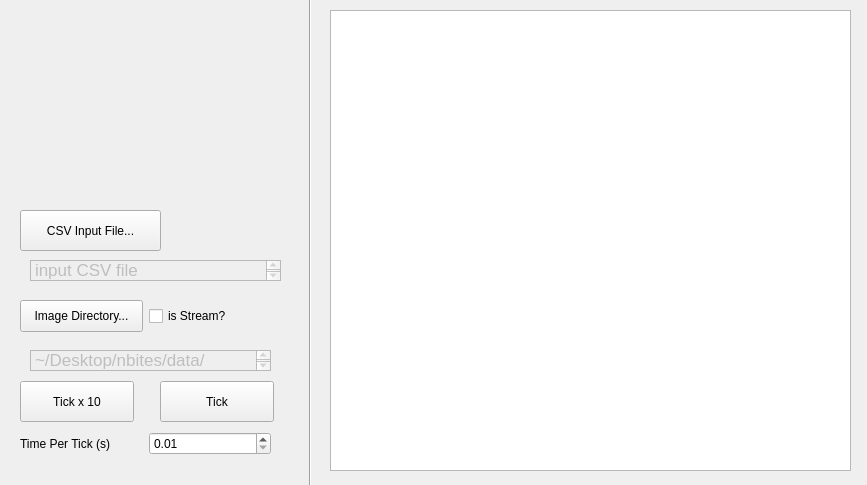
First picture: the form in gui/qTrace/cortexviewer.ui, repository gnmerritt/multiTrace-features, before the edit.
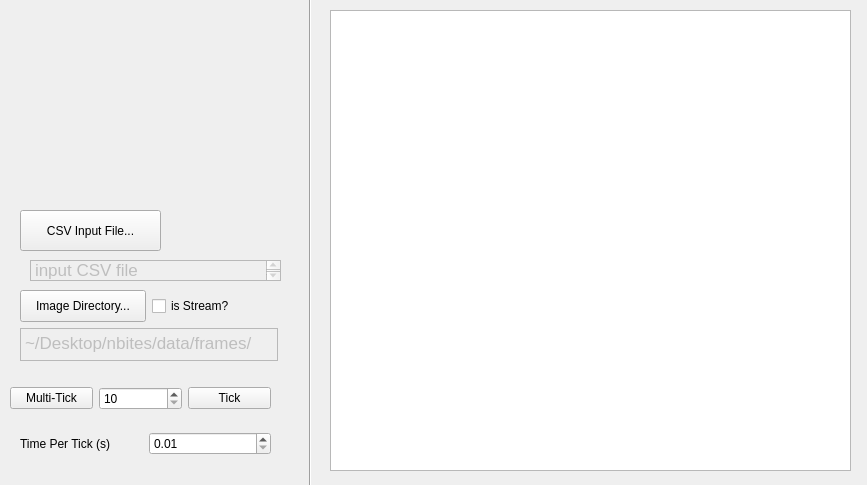
Second picture: the form after the edit.

Commit message: more convenience: adjustable multi-tick button

What changed in the file:
```diff
--- a/gui/qTrace/cortexviewer.ui
+++ b/gui/qTrace/cortexviewer.ui
@@ -36,52 +36,6 @@
     <enum>Qt::Vertical</enum>
    </property>
   </widget>
-  <widget class="QPushButton" name="runStopButton">
-   <property name="geometry">
-    <rect>
-     <x>20</x>
-     <y>381</y>
-     <width>114</width>
-     <height>41</height>
-    </rect>
-   </property>
-   <property name="text">
-    <string>Tick x 10</string>
-   </property>
-  </widget>
-  <widget class="QPushButton" name="tickButton">
-   <property name="geometry">
-    <rect>
-     <x>160</x>
-     <y>381</y>
-     <width>114</width>
-     <height>41</height>
-    </rect>
-   </property>
-   <property name="text">
-    <string>Tick</string>
-   </property>
-  </widget>
-  <widget class="QTextBrowser" name="textBrowser">
-   <property name="enabled">
-    <bool>false</bool>
-   </property>
-   <property name="geometry">
-    <rect>
-     <x>30</x>
-     <y>350</y>
-     <width>241</width>
-     <height>21</height>
-    </rect>
-   </property>
-   <property name="html">
-    <string>&lt;!DOCTYPE HTML PUBLIC &quot;-//W3C//DTD HTML 4.0//EN&quot; &quot;http://www.w3.org/TR/REC-html40/strict.dtd&quot;&gt;
-&lt;html&gt;&lt;head&gt;&lt;meta name=&quot;qrichtext&quot; content=&quot;1&quot; /&gt;&lt;style type=&quot;text/css&quot;&gt;
-p, li { white-space: pre-wrap; }
-&lt;/style&gt;&lt;/head&gt;&lt;body style=&quot; font-family:'Lucida Grande'; font-size:13pt; font-weight:400; font-style:normal;&quot;&gt;
-&lt;p style=&quot; margin-top:0px; margin-bottom:0px; margin-left:0px; margin-right:0px; -qt-block-indent:0; text-indent:0px;&quot;&gt;~/Desktop/nbites/data/frames/&lt;/p&gt;&lt;/body&gt;&lt;/html&gt;</string>
-   </property>
-  </widget>
   <widget class="QTextBrowser" name="textBrowser_2">
    <property name="enabled">
     <bool>false</bool>
@@ -150,15 +104,59 @@
     </item>
    </layout>
   </widget>
+  <widget class="QWidget" name="">
+   <property name="geometry">
+    <rect>
+     <x>10</x>
+     <y>380</y>
+     <width>261</width>
+     <height>37</height>
+    </rect>
+   </property>
+   <layout class="QHBoxLayout" name="horizontalLayout_3">
+    <item>
+     <widget class="QPushButton" name="runStopButton">
+      <property name="text">
+       <string>Multi-Tick</string>
+      </property>
+     </widget>
+    </item>
+    <item>
+     <widget class="QSpinBox" name="tickTimes">
+      <property name="minimum">
+       <number>10</number>
+      </property>
+      <property name="maximum">
+       <number>1000</number>
+      </property>
+      <property name="singleStep">
+       <number>10</number>
+      </property>
+      <property name="value">
+       <number>10</number>
+      </property>
+     </widget>
+    </item>
+    <item>
+     <widget class="QPushButton" name="tickButton">
+      <property name="text">
+       <string>Tick</string>
+      </property>
+     </widget>
+    </item>
+   </layout>
+  </widget>
   <widget class="QWidget" name="">
    <property name="geometry">
     <rect>
      <x>20</x>
-     <y>300</y>
-     <width>251</width>
-     <height>32</height>
+     <y>290</y>
+     <width>258</width>
+     <height>71</height>
     </rect>
    </property>
+   <layout class="QVBoxLayout" name="verticalLayout">
+    <item>
    <layout class="QHBoxLayout" name="horizontalLayout_2">
     <item>
      <widget class="QPushButton" name="pushButton">
@@ -177,6 +175,22 @@
      <widget class="QCheckBox" name="checkBox">
       <property name="text">
        <string>is Stream?</string>
+        </property>
+       </widget>
+      </item>
+     </layout>
+    </item>
+    <item>
+     <widget class="QTextBrowser" name="textBrowser">
+      <property name="enabled">
+       <bool>false</bool>
+      </property>
+      <property name="html">
+       <string>&lt;!DOCTYPE HTML PUBLIC &quot;-//W3C//DTD HTML 4.0//EN&quot; &quot;http://www.w3.org/TR/REC-html40/strict.dtd&quot;&gt;
+&lt;html&gt;&lt;head&gt;&lt;meta name=&quot;qrichtext&quot; content=&quot;1&quot; /&gt;&lt;style type=&quot;text/css&quot;&gt;
+p, li { white-space: pre-wrap; }
+&lt;/style&gt;&lt;/head&gt;&lt;body style=&quot; font-family:'Lucida Grande'; font-size:13pt; font-weight:400; font-style:normal;&quot;&gt;
+&lt;p style=&quot; margin-top:0px; margin-bottom:0px; margin-left:0px; margin-right:0px; -qt-block-indent:0; text-indent:0px;&quot;&gt;~/Desktop/nbites/data/frames/&lt;/p&gt;&lt;/body&gt;&lt;/html&gt;</string>
       </property>
      </widget>
     </item>
```
Lines whose indentation alone changed are shown as unchanged. The commit also changes 3 other files.
